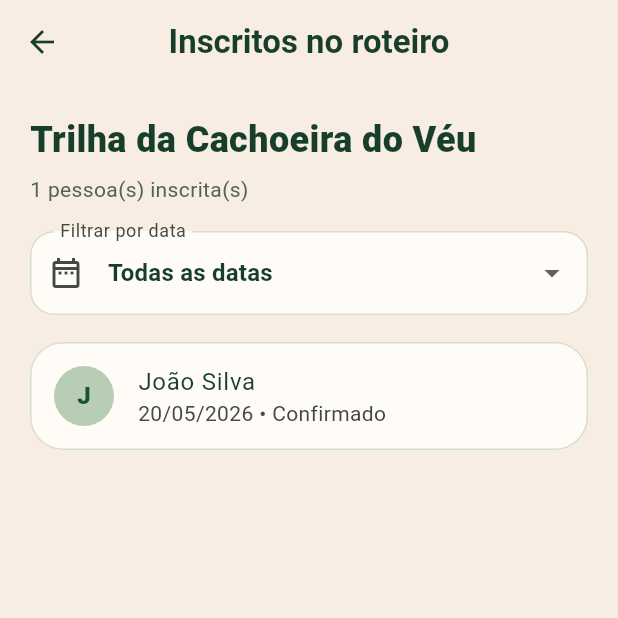
After one commit to RafaelRavaneli/rotafacil_frontend, a Flutter app: the TrailParticipantsScreen screen opened directly with sample values from the repository, on a phone screen of 412 x 824 dp, the top half of it. The commit adds this screen. Run offline on Flutter 3.47's test engine with Material 3 defaults, Android fonts, the phone set to English and light mode, and no system bars; our stand-ins replace firebase_core, firebase_messaging, flutter_map, geolocator, image_picker, latlong2 and 1 more; accounts and stored records are empty.

Commit message:
feat: listar inscritos por data do roteiro

```diff
--- a/lib/navigation/app_routes.dart
+++ b/lib/navigation/app_routes.dart
@@ -13,6 +13,8 @@ class AppRoutes {
   static String newTrail = '/roteiros/novo';
   static String editTrail(String id) =>
       '/roteiros/${Uri.encodeComponent(id)}/editar';
+  static String trailParticipants(String id) =>
+      '/roteiros/${Uri.encodeComponent(id)}/inscritos';
 
   static List<String> tabsForRole(String role) => switch (role) {
     'turista' ||
--- /dev/null
+++ b/lib/pages/common/trail_participants_screen.dart
@@ -0,0 +1,160 @@
+import 'package:flutter/material.dart';
+
+import '../../models/local_booking.dart';
+import '../../models/trail.dart';
+import '../../state/app_store.dart';
+import '../../theme/app_colors.dart';
+import '../../utils/date_time_format.dart';
+
+class TrailParticipantsScreen extends StatefulWidget {
+  const TrailParticipantsScreen({super.key, required this.trail});
+
+  final Trail trail;
+
+  @override
+  State<TrailParticipantsScreen> createState() =>
+      _TrailParticipantsScreenState();
+}
+
+class _TrailParticipantsScreenState extends State<TrailParticipantsScreen> {
+  String selectedDepartureId = 'all';
+
+  String _date(DateTime value) =>
+      '${value.year}-${value.month.toString().padLeft(2, '0')}-${value.day.toString().padLeft(2, '0')}';
+
+  bool _matchesDeparture(LocalBooking booking, TrailDeparture departure) {
+    if (booking.departureId.isNotEmpty) {
+      return booking.departureId == departure.id;
+    }
+    return formatBrazilianDate(booking.date) ==
+        formatBrazilianDate(_date(departure.startsAt));
+  }
+
+  @override
+  Widget build(BuildContext context) {
+    final departures = widget.trail.effectiveDepartures;
+    return Scaffold(
+      appBar: AppBar(title: const Text('Inscritos no roteiro')),
+      body: AnimatedBuilder(
+        animation: AppStore.instance,
+        builder: (context, _) {
+          final allBookings = AppStore.instance.bookings
+              .where(
+                (booking) =>
+                    booking.trailId == widget.trail.id &&
+                    BookingStatus.isActive(booking.status),
+              )
+              .toList();
+          final selected = departures
+              .where((item) => item.id == selectedDepartureId)
+              .firstOrNull;
+          final visible = selected == null
+              ? allBookings
+              : allBookings
+                    .where((booking) => _matchesDeparture(booking, selected))
+                    .toList();
+          visible.sort((a, b) => a.personName.compareTo(b.personName));
+
+          return Align(
+            alignment: Alignment.topCenter,
+            child: ConstrainedBox(
+              constraints: const BoxConstraints(maxWidth: 760),
+              child: ListView(
+                padding: const EdgeInsets.fromLTRB(20, 20, 20, 32),
+                children: [
+                  Text(
+                    widget.trail.name,
+                    style: const TextStyle(
+                      color: AppColors.ink,
+                      fontSize: 24,
+                      fontWeight: FontWeight.w800,
+                    ),
+                  ),
+                  const SizedBox(height: 6),
+                  Text(
+                    '${visible.length} pessoa(s) inscrita(s)',
+                    style: const TextStyle(color: AppColors.muted),
+                  ),
+                  const SizedBox(height: 18),
+                  DropdownButtonFormField<String>(
+                    initialValue: selectedDepartureId,
+                    isExpanded: true,
+                    decoration: const InputDecoration(
+                      labelText: 'Filtrar por data',
+                      prefixIcon: Icon(Icons.date_range_outlined),
+                    ),
+                    items: [
+                      const DropdownMenuItem(
+                        value: 'all',
+                        child: Text('Todas as datas'),
+                      ),
+                      ...departures.map(
+                        (departure) => DropdownMenuItem(
+                          value: departure.id,
+                          child: Text(
+                            formatBrazilianDateTime(departure.startsAt),
+                          ),
+                        ),
+                      ),
+                    ],
+                    onChanged: (value) =>
+                        setState(() => selectedDepartureId = value ?? 'all'),
+                  ),
+                  const SizedBox(height: 18),
+                  if (visible.isEmpty)
+                    const _EmptyParticipants()
+                  else
+                    ...visible.map(
+                      (booking) => Card(
+                        margin: const EdgeInsets.only(bottom: 10),
+                        child: ListTile(
+                          leading: CircleAvatar(
+                            backgroundColor: AppColors.green100,
+                            child: Text(
+                              booking.personName.trim().isEmpty
+                                  ? '?'
+                                  : booking.personName.trim()[0].toUpperCase(),
+                              style: const TextStyle(
+                                color: AppColors.forest,
+                                fontWeight: FontWeight.w800,
+                              ),
+                            ),
+                          ),
+                          title: Text(booking.personName),
+                          subtitle: Text(
+                            '${formatBrazilianDate(booking.date)} • ${booking.status}',
+                          ),
+                        ),
+                      ),
+                    ),
+                ],
+              ),
+            ),
+          );
+        },
+      ),
+    );
+  }
+}
+
+class _EmptyParticipants extends StatelessWidget {
+  const _EmptyParticipants();
+
+  @override
+  Widget build(BuildContext context) {
+    return const Padding(
+      padding: EdgeInsets.symmetric(vertical: 50),
+      child: Column(
+        children: [
+          Icon(Icons.group_off_outlined, size: 52, color: AppColors.muted),
+          SizedBox(height: 12),
+          Text(
+            'Nenhuma pessoa inscrita nesta data.',
+            textAlign: TextAlign.center,
+            style: TextStyle(color: AppColors.muted),
+          ),
+        ],
+      ),
+    );
+  }
+}
```
Also changed, not shown: lib/app.dart (+11 -0 lines), lib/pages/common/trails_management_screen.dart (+21 -0 lines), 1 other file.
